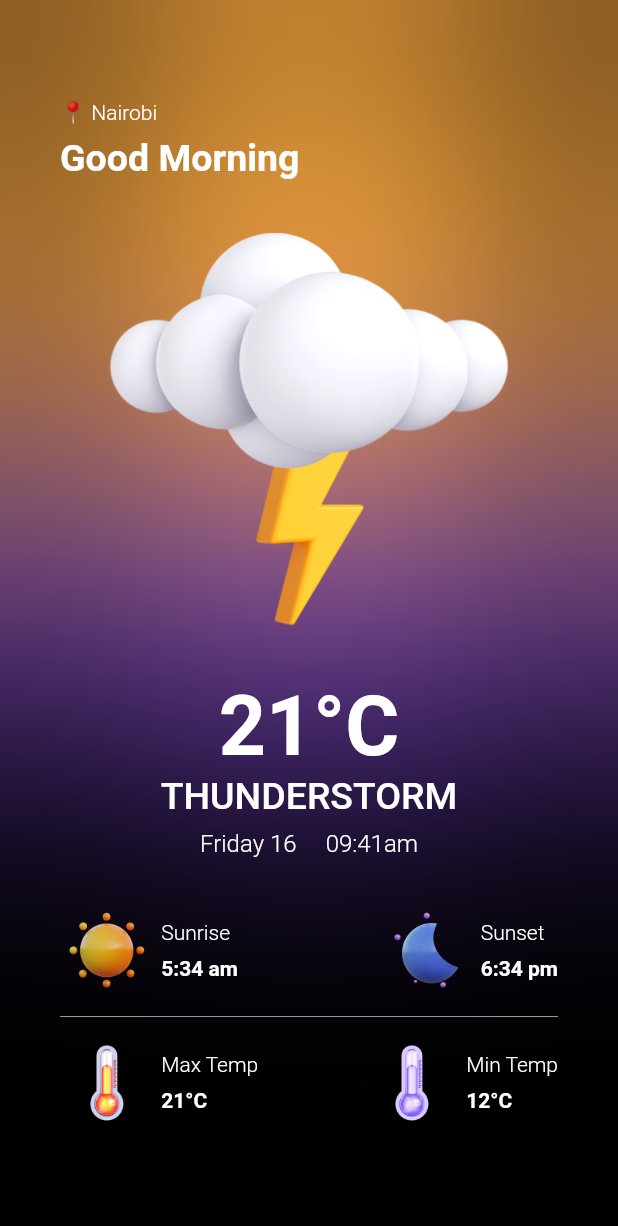
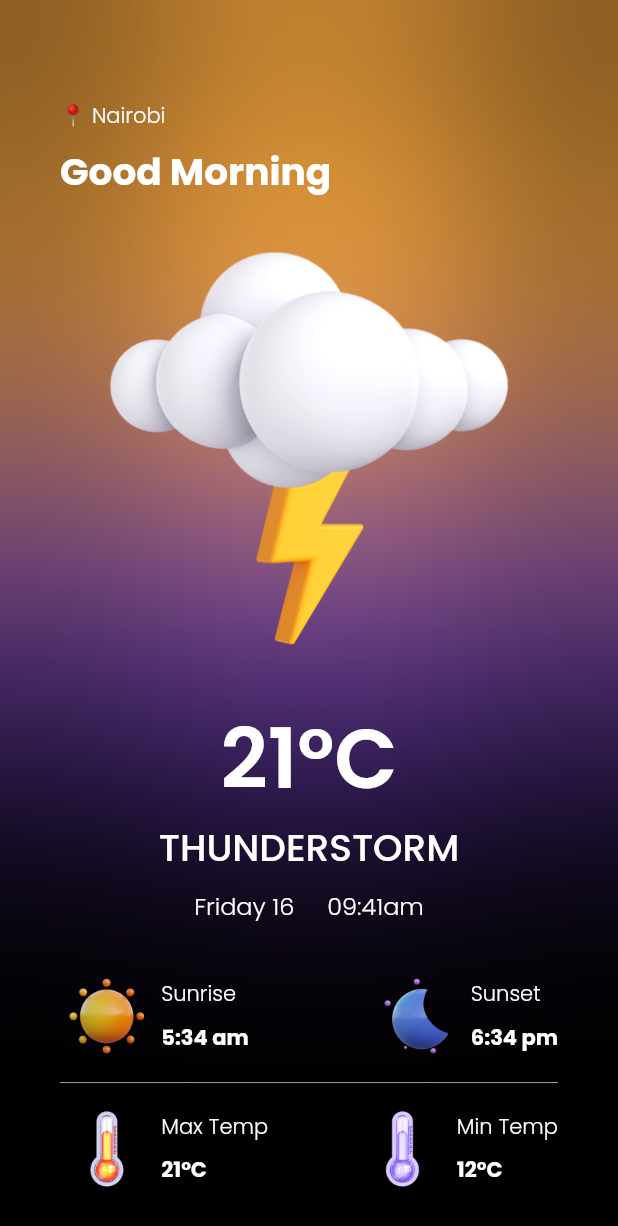
Before and after one commit to mwaidesu/flutterweather, a Flutter app: the screen it shows after launch, on a phone screen of 412 x 824 dp. Shown: the top 1226 px of the screen. Run offline on Flutter 3.47's test engine with Material 2 defaults, Android fonts, the phone set to English and light mode, and no system bars; our stand-ins replace bloc, equatable, flutter_bloc, geolocator, google_fonts, weather.

Commit message:
Add Google Fonts(Poppins) as default text theme

```diff
--- a/lib/main.dart
+++ b/lib/main.dart
@@ -5,6 +5,7 @@ import 'package:flutter_bloc/flutter_bloc.dart';
 import 'package:weatherapp/screens/home_screen.dart';
 
 import 'bloc/weather_bloc_bloc.dart';
+import 'package:google_fonts/google_fonts.dart';
 
 void main() {
   runApp(const MyApp());
@@ -16,10 +17,20 @@ class MyApp extends StatelessWidget {
   @override
   Widget build(BuildContext context) {
     return MaterialApp(
+        theme: _buildTheme(Brightness.dark),
         debugShowCheckedModeBanner: false,
+
         home: BlocProvider<WeatherBlocBloc>(
           create: (context) => WeatherBlocBloc()..add(FetchWeather()),
           child: HomeScreen(),
         ));
   }
 }
+
+ThemeData _buildTheme(brightness) {
+  var baseTheme = ThemeData(brightness: brightness);
+
+  return baseTheme.copyWith(
+    textTheme: GoogleFonts.poppinsTextTheme(baseTheme.textTheme),
+  );
+}
--- a/pubspec.yaml
+++ b/pubspec.yaml
@@ -23,6 +23,7 @@ dev_dependencies:
 
   flutter_lints: ^2.0.0
   flutter_launcher_icons: ^0.13.1
+  google_fonts: ^6.1.0
 
 flutter_launcher_icons:
   android: true
```
Also changed, not shown: pubspec.lock, 1 other file.
